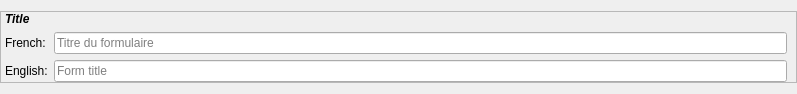
First picture: the form in resources/form_edit.ui, repository lesca-research/piccel, before the edit.
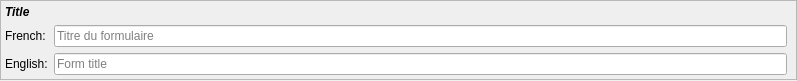
Second picture: the form after the edit.

Diff of the .ui file:
```diff
--- a/resources/form_edit.ui
+++ b/resources/form_edit.ui
@@ -7,7 +7,7 @@
     <x>0</x>
     <y>0</y>
     <width>797</width>
-    <height>94</height>
+    <height>81</height>
    </rect>
   </property>
   <property name="windowTitle">
@@ -17,13 +17,19 @@
    <property name="leftMargin">
     <number>0</number>
    </property>
+   <property name="topMargin">
+    <number>0</number>
+   </property>
    <property name="rightMargin">
     <number>0</number>
    </property>
+   <property name="bottomMargin">
+    <number>0</number>
+   </property>
    <item alignment="Qt::AlignTop">
     <widget class="QFrame" name="form_title_frame">
      <property name="sizePolicy">
-      <sizepolicy hsizetype="Preferred" vsizetype="Fixed">
+      <sizepolicy hsizetype="Preferred" vsizetype="Preferred">
        <horstretch>0</horstretch>
        <verstretch>0</verstretch>
       </sizepolicy>
@@ -42,13 +48,13 @@
        <number>4</number>
       </property>
       <property name="topMargin">
-       <number>0</number>
+       <number>4</number>
       </property>
       <property name="rightMargin">
        <number>9</number>
       </property>
       <property name="bottomMargin">
-       <number>0</number>
+       <number>4</number>
       </property>
       <item row="1" column="0">
        <widget class="QLabel" name="label">
```
